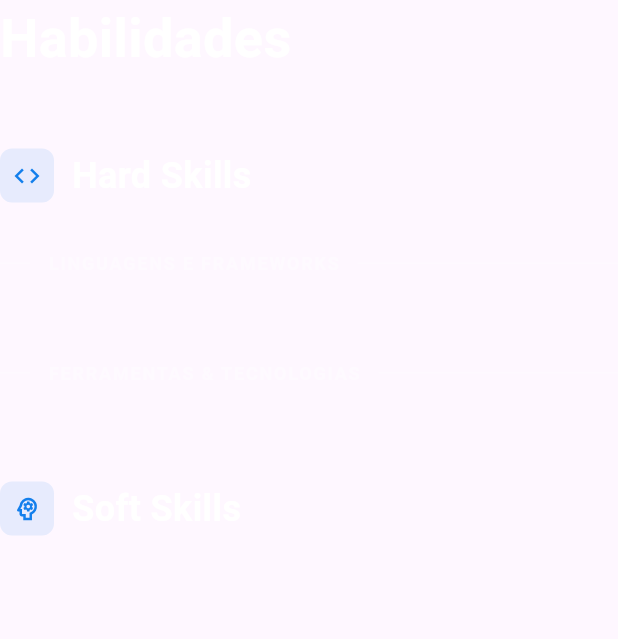
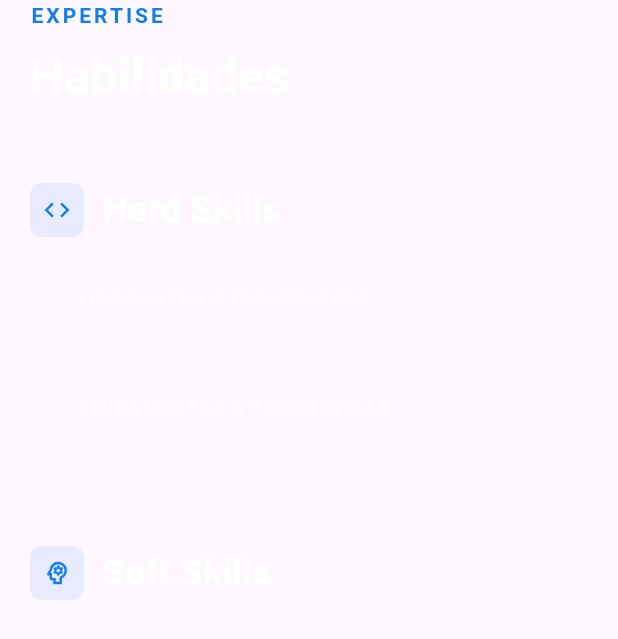
Before and after one commit to thak1996/portfolio_flutter, a Flutter app: the SkillsSection widget shown alone on an empty page, opened directly with empty values, on a phone screen of 412 x 824 dp. Shown: the top 639 px of the screen. Run offline on Flutter 3.47's test engine with Material 3 defaults, Android fonts, the phone set to English and light mode, and no system bars; our stand-ins replace go_router, responsive_framework; network calls fail.

Commit message:
feat: enhance skills section with responsive layout adjustments and improved styling

```diff
--- a/lib/app/modules/skills_section/skills.section.dart
+++ b/lib/app/modules/skills_section/skills.section.dart
@@ -1,4 +1,5 @@
 import 'package:flutter/material.dart';
+import 'package:responsive_framework/responsive_framework.dart';
 import '../../core/styles/colors.dart';
 import 'skill.model.dart';
 
@@ -14,37 +15,65 @@ class SkillsSection extends StatelessWidget {
 
   @override
   Widget build(BuildContext context) {
-    return SizedBox(
-      width: double.infinity,
-      child: Padding(
-        padding: padding,
+    final breakpoint = ResponsiveBreakpoints.of(context);
+
+    final double horizontalPadding = ResponsiveValue<double>(
+      context,
+      defaultValue: 20.0,
+      conditionalValues: [
+        const Condition.largerThan(name: MOBILE, value: 40.0),
+        const Condition.largerThan(name: TABLET, value: 0.0),
+      ],
+    ).value;
+
+    return Padding(
+      padding: EdgeInsets.only(
+        bottom: padding.bottom,
+        left: horizontalPadding,
+        right: horizontalPadding,
+      ),
       child: Column(
         crossAxisAlignment: CrossAxisAlignment.start,
         children: [
-            const Text(
+          Text(
+            "EXPERTISE",
+            style: TextStyle(
+              color: AppColors.primary,
+              fontWeight: FontWeight.bold,
+              fontSize: 14,
+              letterSpacing: 2.0,
+            ),
+          ),
+          const SizedBox(height: 8),
+          Text(
             "Habilidades",
             style: TextStyle(
               color: Colors.white,
-                fontSize: 36,
+              fontSize: breakpoint.isMobile ? 32 : 42,
               fontWeight: FontWeight.bold,
             ),
           ),
           const SizedBox(height: 48),
-            Wrap(
+          SizedBox(
+            width: double.infinity,
+            child: Wrap(
               spacing: 80,
-              runSpacing: 40,
+              runSpacing: 60,
+              alignment: breakpoint.isMobile
+                  ? WrapAlignment.center
+                  : WrapAlignment.start,
               children: [
-                _buildHardSkillsColumn(),
-                _buildSoftSkillsColumn(),
+                _buildHardSkillsColumn(breakpoint),
+                _buildSoftSkillsColumn(breakpoint),
               ],
             ),
+          ),
         ],
-        ),
       ),
     );
   }
 
-  Widget _buildHardSkillsColumn() {
+  Widget _buildHardSkillsColumn(ResponsiveBreakpointsData breakpoint) {
     return ConstrainedBox(
       constraints: const BoxConstraints(maxWidth: 500),
       child: Column(
@@ -57,19 +86,25 @@ class SkillsSection extends StatelessWidget {
               .map((skill) => _buildProgressBar(skill)),
           const SizedBox(height: 32),
           _buildSubCategoryDivider("FERRAMENTAS & TECNOLOGIAS"),
-          Wrap(
+          SizedBox(
+            width: double.infinity,
+            child: Wrap(
               spacing: 12,
               runSpacing: 12,
+              alignment: breakpoint.isMobile
+                  ? WrapAlignment.center
+                  : WrapAlignment.start,
               children: content.tools
                   .map((tool) => _buildTag(tool, isOutline: false))
                   .toList(),
+            ),
           ),
         ],
       ),
     );
   }
 
-  Widget _buildSoftSkillsColumn() {
+  Widget _buildSoftSkillsColumn(ResponsiveBreakpointsData breakpoint) {
     return ConstrainedBox(
       constraints: const BoxConstraints(maxWidth: 500),
       child: Column(
@@ -77,21 +112,33 @@ class SkillsSection extends StatelessWidget {
         children: [
           _buildCategoryHeader(Icons.psychology_outlined, "Soft Skills"),
           const SizedBox(height: 32),
-          Wrap(
+          SizedBox(
+            width: double.infinity,
+            child: Wrap(
               spacing: 20,
               runSpacing: 20,
+              alignment: breakpoint.isMobile
+                  ? WrapAlignment.center
+                  : WrapAlignment.start,
               children: content.softSkills
-                .map((soft) => _buildSoftSkillCard(soft))
+                  .map((soft) => _buildSoftSkillCard(soft, breakpoint))
                   .toList(),
+            ),
           ),
           const SizedBox(height: 48),
           _buildSubCategoryDivider("ÁREAS ESTRATÉGICAS"),
-          Wrap(
+          SizedBox(
+            width: double.infinity,
+            child: Wrap(
               spacing: 10,
               runSpacing: 10,
+              alignment: breakpoint.isMobile
+                  ? WrapAlignment.center
+                  : WrapAlignment.start,
               children: content.strategicAreas
                   .map((area) => _buildTag(area, isOutline: true))
                   .toList(),
+            ),
           ),
         ],
       ),
@@ -100,6 +147,7 @@ class SkillsSection extends StatelessWidget {
 
   Widget _buildCategoryHeader(IconData icon, String title) {
     return Row(
+      mainAxisSize: MainAxisSize.min,
       children: [
         Container(
           padding: const EdgeInsets.all(8),
@@ -140,12 +188,7 @@ class SkillsSection extends StatelessWidget {
               ),
             ),
           ),
-          Expanded(
-            child: Container(
-              height: 1,
-              color: Colors.white24,
-            ),
-          ),
+          Expanded(child: Container(height: 1, color: Colors.white24)),
         ],
       ),
     );
@@ -190,9 +233,13 @@ class SkillsSection extends StatelessWidget {
     );
   }
 
-  Widget _buildSoftSkillCard(SoftSkillModel soft) {
+  Widget _buildSoftSkillCard(
+    SoftSkillModel soft,
+    ResponsiveBreakpointsData breakpoint,
+  ) {
     return Container(
-      width: 235,
+      width: breakpoint.isMobile ? double.infinity : 235,
+      constraints: BoxConstraints(maxWidth: breakpoint.isMobile ? 400 : 235),
       padding: const EdgeInsets.all(24),
       decoration: BoxDecoration(
         color: const Color(0xFF0F172A).withValues(alpha: 0.4),
@@ -200,12 +247,15 @@ class SkillsSection extends StatelessWidget {
         border: Border.all(color: const Color(0xFF1E293B)),
       ),
       child: Column(
-        crossAxisAlignment: CrossAxisAlignment.start,
+        crossAxisAlignment: breakpoint.isMobile
+            ? CrossAxisAlignment.center
+            : CrossAxisAlignment.start,
         children: [
           Icon(soft.icon, color: AppColors.primary, size: 28),
           const SizedBox(height: 16),
           Text(
             soft.title,
+            textAlign: breakpoint.isMobile ? TextAlign.center : TextAlign.start,
             style: const TextStyle(
               color: Colors.white,
               fontWeight: FontWeight.bold,
@@ -215,6 +265,7 @@ class SkillsSection extends StatelessWidget {
           const SizedBox(height: 8),
           Text(
             soft.description,
+            textAlign: breakpoint.isMobile ? TextAlign.center : TextAlign.start,
             style: const TextStyle(
               color: Color(0xFF94A3B8),
               fontSize: 13,
```
Lines whose indentation alone changed are shown as unchanged.
